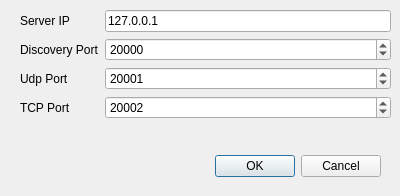
This is src/dm/forms/NetworkSettingDialog.ui in guyvdb/Multi-Touch as Qt 5 draws it before an edit. The edited form follows.
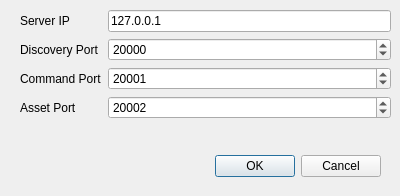
This is the edited form.

The edit to the form file:
```diff
--- a/src/dm/forms/NetworkSettingDialog.ui
+++ b/src/dm/forms/NetworkSettingDialog.ui
@@ -79,14 +79,14 @@
     <item row="2" column="0">
      <widget class="QLabel" name="label_3">
       <property name="text">
-       <string>Udp Port</string>
+       <string>Command Port</string>
       </property>
      </widget>
     </item>
     <item row="3" column="0">
      <widget class="QLabel" name="label_4">
       <property name="text">
-       <string>TCP Port</string>
+       <string>Asset Port</string>
       </property>
      </widget>
     </item>
```
Left out of the diff: 4 changed lines with no effect on the pictures.
